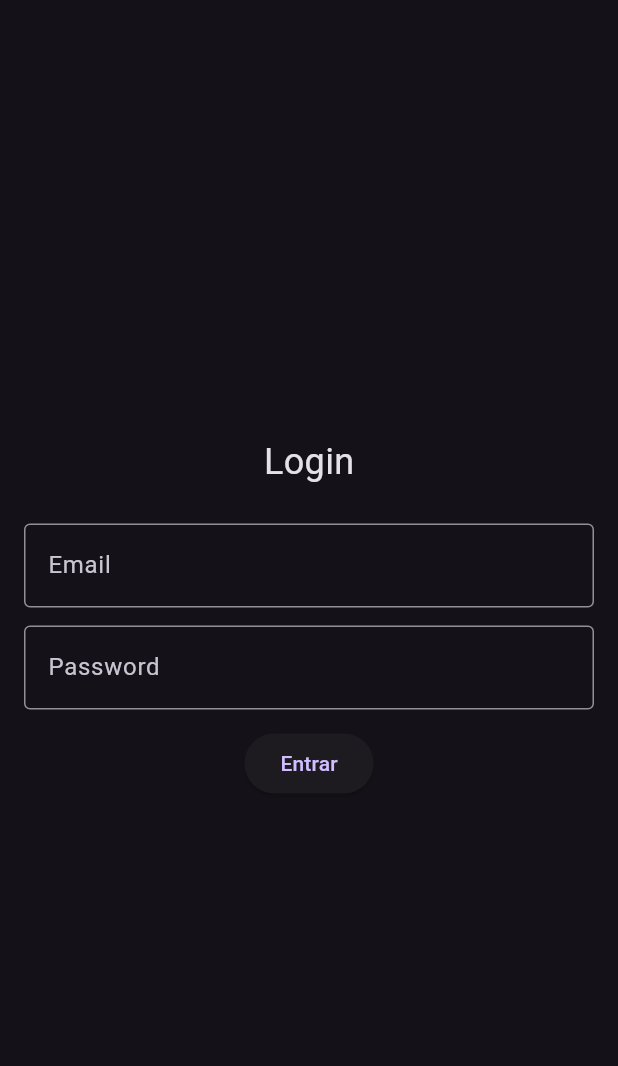
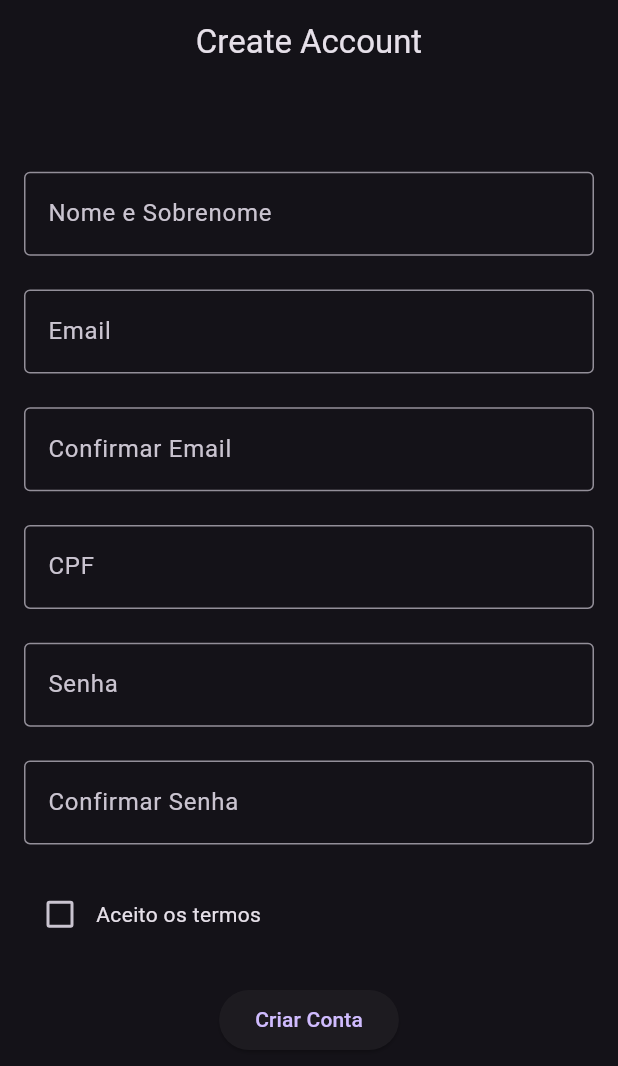
Before and after one commit to VitiNho-Dev/App_formulario, a Flutter app: the screen it shows after launch, on a phone screen of 412 x 824 dp. Shown: the top 1066 px of the screen. Run offline on Flutter 3.47's test engine with Material 2 defaults, Android fonts, the phone set to English and light mode, and no system bars; our stand-ins replace flutter_modular, flutter_triple.

Commit message:
feat: adicionado um módulo criar conta

```diff
--- a/lib/src/modules/auth/login_page.dart
+++ b/lib/src/modules/auth/login_page.dart
@@ -5,12 +5,13 @@ import 'package:form_app/src/modules/auth/login_store.dart';
 import '../../shared/components/custom_text_form_field.dart';
 
 class LoginPage extends StatelessWidget {
+  final LoginStore store;
+
   LoginPage({
     Key? key,
     required this.store,
   }) : super(key: key);
 
-  final LoginStore store;
   final _formKey = GlobalKey<FormState>();
   final _email = TextEditingController();
   final _password = TextEditingController();
--- a/lib/src/modules/auth/login_store.dart
+++ b/lib/src/modules/auth/login_store.dart
@@ -1,14 +1,13 @@
 import 'package:flutter_triple/flutter_triple.dart';
 
 class LoginStore extends NotifierStore<Exception, bool> {
-  LoginStore(
-    Object initialState,
-    this.email,
-    this.password,
-  ) : super(false);
-
   final String email;
   final String password;
+
+  LoginStore({
+    this.email = '',
+    this.password = '',
+  }) : super(false);
 
   Future<void> login() async {
     setLoading(true);
--- /dev/null
+++ b/lib/src/modules/create_account/create_account_controller.dart
@@ -0,0 +1,36 @@
+import 'package:flutter/material.dart';
+
+import 'create_account_validations.dart';
+import 'validate_email_controller.dart';
+
+class CreateAccountController extends ChangeNotifier
+    with CreateAccountValidations {
+  final fullName = TextEditingController();
+  final email = TextEditingController();
+  final confirmEmail = TextEditingController();
+  final cpf = TextEditingController();
+  final password = TextEditingController();
+  final confirmPassword = TextEditingController();
+  final formKey = GlobalKey<FormState>();
+  final ValidateEmailController validateEmailController;
+  bool acceptedTerms = false;
+
+  CreateAccountController(this.validateEmailController);
+
+  Future<void> createAccount(BuildContext context) async {
+    if (formKey.currentState!.validate() &&
+        validateEmailController.emailIsValid &&
+        acceptedTerms) {
+      ScaffoldMessenger.of(context).showSnackBar(
+        const SnackBar(
+          content: Text('Conta criada com sucesso'),
+          duration: Duration(seconds: 2),
+        ),
+      );
+    }
+
+    // chamar o usecase de criar a conta
+
+    // fazer o fold para retornar algum erro ou navegar para a tela home
+  }
+}
--- /dev/null
+++ b/lib/src/modules/create_account/create_account_page.dart
@@ -0,0 +1,122 @@
+import 'package:flutter/material.dart';
+
+import '../../shared/components/custom_text_form_field.dart';
+import 'create_account_controller.dart';
+
+class CreateAccountPage extends StatefulWidget {
+  final CreateAccountController createAccountController;
+
+  const CreateAccountPage({
+    Key? key,
+    required this.createAccountController,
+  }) : super(key: key);
+
+  @override
+  State<CreateAccountPage> createState() => _CreateAccountPageState();
+}
+
+class _CreateAccountPageState extends State<CreateAccountPage> {
+  CreateAccountController get controller => widget.createAccountController;
+
+  @override
+  Widget build(BuildContext context) {
+    final size = MediaQuery.of(context).size;
+
+    return Scaffold(
+      appBar: AppBar(
+        title: const Text('Create Account'),
+        centerTitle: true,
+      ),
+      body: Form(
+        key: controller.formKey,
+        child: SingleChildScrollView(
+          padding: const EdgeInsets.symmetric(horizontal: 16),
+          child: SizedBox(
+            height: size.height * 0.8,
+            child: Column(
+              mainAxisAlignment: MainAxisAlignment.spaceAround,
+              children: [
+                SizedBox(height: size.height * 0.03),
+                CustomTextFormField(
+                  label: 'Nome e Sobrenome',
+                  hint: 'Digite seu nome completo',
+                  validator: controller.validateName,
+                  controller: controller.fullName,
+                ),
+                CustomTextFormField(
+                  label: 'Email',
+                  hint: 'Digite seu email',
+                  validator: controller.validateEmailController.validateEmail,
+                  controller: controller.email,
+                ),
+                CustomTextFormField(
+                  label: 'Confirmar Email',
+                  hint: 'Digite novamente seu email',
+                  onTap: () => controller.validateEmailController.sendEmail(
+                    controller.email.text,
+                    context,
+                  ),
+                  validator: (value) => controller.validateConfirmEmail(
+                    value,
+                    controller.email.text,
+                  ),
+                  controller: controller.confirmEmail,
+                ),
+                CustomTextFormField(
+                  label: 'CPF',
+                  hint: 'Digite seu CPF',
+                  validator: controller.validateCPF,
+                  controller: controller.cpf,
+                ),
+                CustomTextFormField(
+                  label: 'Senha',
+                  hint: 'Digite sua senha',
+                  validator: controller.validatePassword,
+                  controller: controller.password,
+                ),
+                CustomTextFormField(
+                  label: 'Confirmar Senha',
+                  hint: 'Digite novamente sua senha',
+                  validator: (value) => controller.validateConfirmPassword(
+                    value,
+                    controller.password.text,
+                  ),
+                  controller: controller.confirmPassword,
+                ),
+                Row(
+                  children: [
+                    Checkbox(
+                      value: controller.acceptedTerms,
+                      onChanged: (value) {
+                        setState(() {
+                          controller.acceptedTerms = value!;
+                        });
+                      },
+                    ),
+                    const Text('Aceito os termos'),
+                  ],
+                ),
+                ElevatedButton(
+                  onPressed: () async {
+                    controller.validateEmailController.sendEmail(
+                      controller.email.text,
+                      context,
+                    );
+
+                    controller.validateAccepetdTerms(
+                      controller.acceptedTerms,
+                      context,
+                    );
+
+                    controller.createAccount(context);
+                  },
+                  child: const Text('Criar Conta'),
+                ),
+              ],
+            ),
+          ),
+        ),
+      ),
+    );
+  }
+}
--- /dev/null
+++ b/lib/src/modules/create_account/validate_email_controller.dart
@@ -0,0 +1,27 @@
+import 'package:flutter/material.dart';
+
+class ValidateEmailController {
+  final String validateEmailUsecase = '';
+  bool emailIsValid = false;
+
+  Future<bool> sendEmail(String email, BuildContext context) async {
+    // chamar o usecase validateEmailUsecase
+    if (email == 'vitinho@teste.com') {
+      ScaffoldMessenger.of(context).showSnackBar(
+        const SnackBar(
+          content: Text('Email já cadastrado!'),
+          duration: Duration(seconds: 2),
+        ),
+      );
+      return emailIsValid = false;
+    } else {
+      return emailIsValid = true;
+    }
+  }
+
+  // Validação do campo Email
+  String? validateEmail(String? email) {
+    if (email == null || email.isEmpty) return 'Campo obrigatório';
+    return null;
+  }
+}
--- a/lib/src/shared/components/custom_text_form_field.dart
+++ b/lib/src/shared/components/custom_text_form_field.dart
@@ -1,25 +1,27 @@
-// ignore_for_file: public_member_api_docs, sort_constructors_first
 import 'package:flutter/material.dart';
 
 class CustomTextFormField extends StatelessWidget {
+  final String label;
+  final String hint;
+  final String? Function(String?) validator;
+  final TextEditingController controller;
+  final void Function()? onTap;
+
   const CustomTextFormField({
     Key? key,
     required this.label,
     required this.hint,
     required this.validator,
     required this.controller,
+    this.onTap,
   }) : super(key: key);
-
-  final String label;
-  final String hint;
-  final String? Function(String?) validator;
-  final TextEditingController controller;
 
   @override
   Widget build(BuildContext context) {
     return TextFormField(
       validator: validator,
       controller: controller,
+      onTap: onTap,
       decoration: InputDecoration(
         labelText: label,
         border: const OutlineInputBorder(),
```
Also changed, not shown: lib/src/app/app_module.dart (+16 -11 lines), lib/src/modules/create_account/create_account_validations.dart (added, +48 -0 lines), pubspec.lock, 1 other file.
